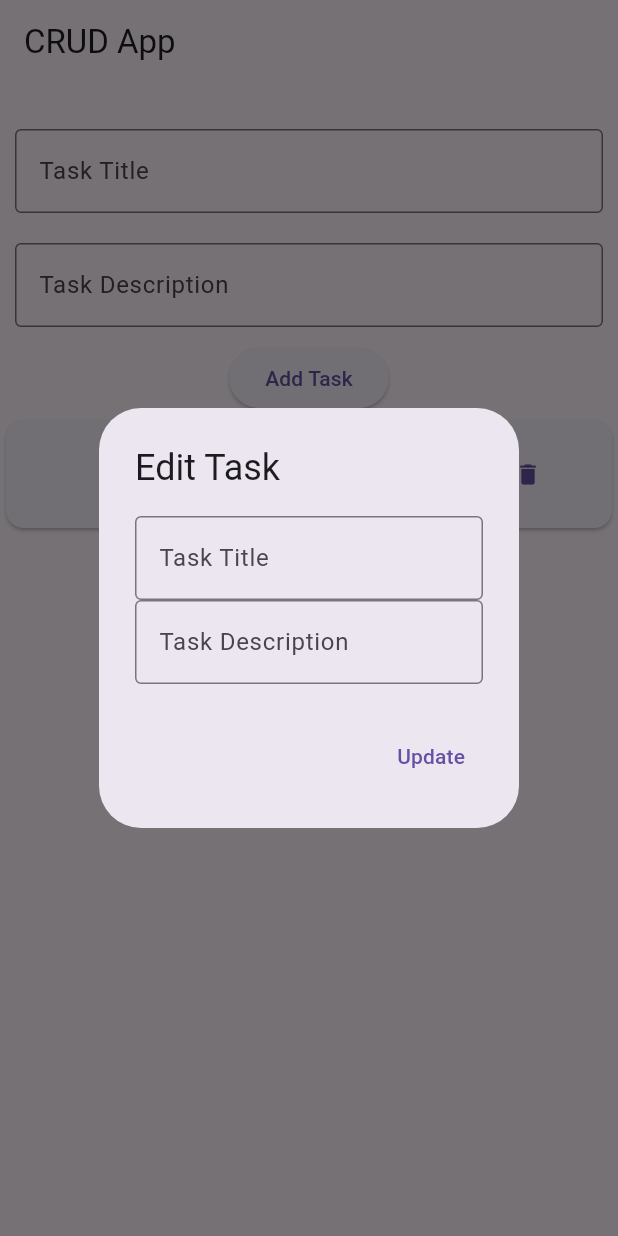
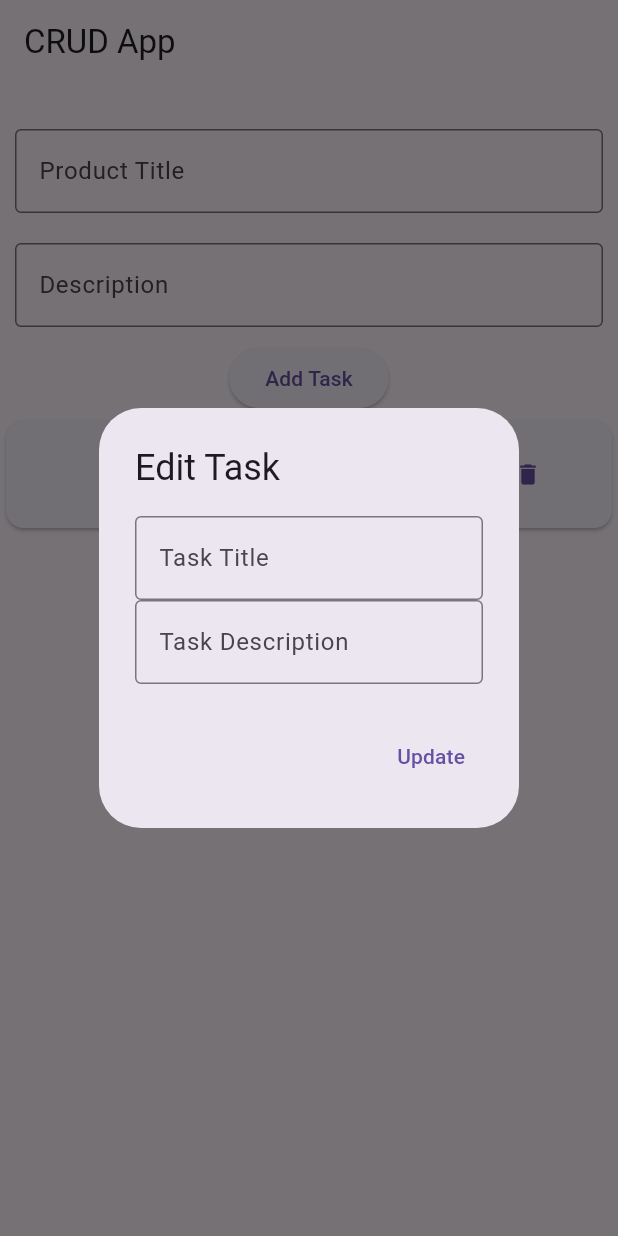
Before and after one commit to johnhcolani/CRUD-second-Exercise, a Flutter app: the screen it shows after launch, after a tap on "Add Task", after a tap on the "edit" icon, on a phone screen of 412 x 824 dp. Run offline on Flutter 3.47's test engine with Material 3 defaults, Android fonts, the phone set to English and light mode, and no system bars; our stand-ins replace sqflite; accounts and stored records are empty.

Commit message:
first phase commit

```diff
--- a/lib/home_screen.dart
+++ b/lib/home_screen.dart
@@ -10,8 +10,8 @@ class HomeScreen extends StatefulWidget {
 }
 
 class _HomeScreenState extends State<HomeScreen> {
-  TextEditingController _titleController = TextEditingController();
-  TextEditingController _descController = TextEditingController();
+  final TextEditingController _titleController = TextEditingController();
+  final TextEditingController _descController = TextEditingController();
   List<Map<String, dynamic>> _task = [];
 
   @override
@@ -76,8 +76,8 @@ class _HomeScreenState extends State<HomeScreen> {
             padding: const EdgeInsets.all(10.0),
             child: TextField(
               controller: _titleController,
-              decoration: InputDecoration(
-                hintText: 'Task Title',
+              decoration: const InputDecoration(
+                hintText: 'Product Title',
                 border: OutlineInputBorder(),
               ),
             ),
@@ -86,8 +86,8 @@ class _HomeScreenState extends State<HomeScreen> {
             padding: const EdgeInsets.all(10.0),
             child: TextField(
               controller: _descController,
-              decoration: InputDecoration(
-                hintText: 'Task Description',
+              decoration: const InputDecoration(
+                hintText: 'Description',
                 border: OutlineInputBorder(),
               ),
             ),
@@ -103,6 +103,10 @@ class _HomeScreenState extends State<HomeScreen> {
               itemCount: _task.length,
               itemBuilder: (context, index) {
                 final task = _task[index];
+                TextEditingController _editTitleController =
+                    TextEditingController(text: task['title']);
+                TextEditingController _editDescController =
+                    TextEditingController(text: task['desc']);
                 return Card(
                   child: ListTile(
                     title: Text(task['title']),
@@ -112,10 +116,6 @@ class _HomeScreenState extends State<HomeScreen> {
                       children: [
                         IconButton(
                           onPressed: () {
-                            // Initialize controllers with the current task values
-                            _titleController.text = task['title'];
-                            _descController.text = task['desc'];
-
                             showDialog(
                               context: context,
                               builder: (context) => AlertDialog(
@@ -124,27 +124,15 @@ class _HomeScreenState extends State<HomeScreen> {
                                   mainAxisSize: MainAxisSize.min,
                                   children: [
                                     TextField(
-                                      controller: _titleController,
-                                      onChanged: (value) {
-                                        setState(() {
-                                          // Update the controller value as it changes
-                                          _titleController.text = value;
-                                        });
-                                      },
-                                      decoration: InputDecoration(
+                                      controller: _editTitleController,
+                                      decoration: const InputDecoration(
                                         hintText: 'Task Title',
                                         border: OutlineInputBorder(),
                                       ),
                                     ),
                                     TextField(
-                                      controller: _descController,
-                                      onChanged: (value) {
-                                        setState(() {
-                                          // Update the controller value as it changes
-                                          _descController.text = value;
-                                        });
-                                      },
-                                      decoration: InputDecoration(
+                                      controller: _editDescController,
+                                      decoration: const InputDecoration(
                                         hintText: 'Task Description',
                                         border: OutlineInputBorder(),
                                       ),
@@ -154,7 +142,10 @@ class _HomeScreenState extends State<HomeScreen> {
                                 actions: [
                                   TextButton(
                                     onPressed: () async {
-                                      await updateTask(task['id'], _titleController.text, _descController.text);
+                                      await updateTask(
+                                          task['id'],
+                                          _editTitleController.text,
+                                          _editDescController.text);
                                       Navigator.pop(context);
                                     },
                                     child: const Text('Update'),
@@ -165,8 +156,6 @@ class _HomeScreenState extends State<HomeScreen> {
                           },
                           icon: const Icon(Icons.edit),
                         ),
-
-
                         TextButton(
                           onPressed: () async {
                             await deleteTask(task['id']);
```
Also changed, not shown: lib/main.dart (+14 -13 lines), 3 other files.
